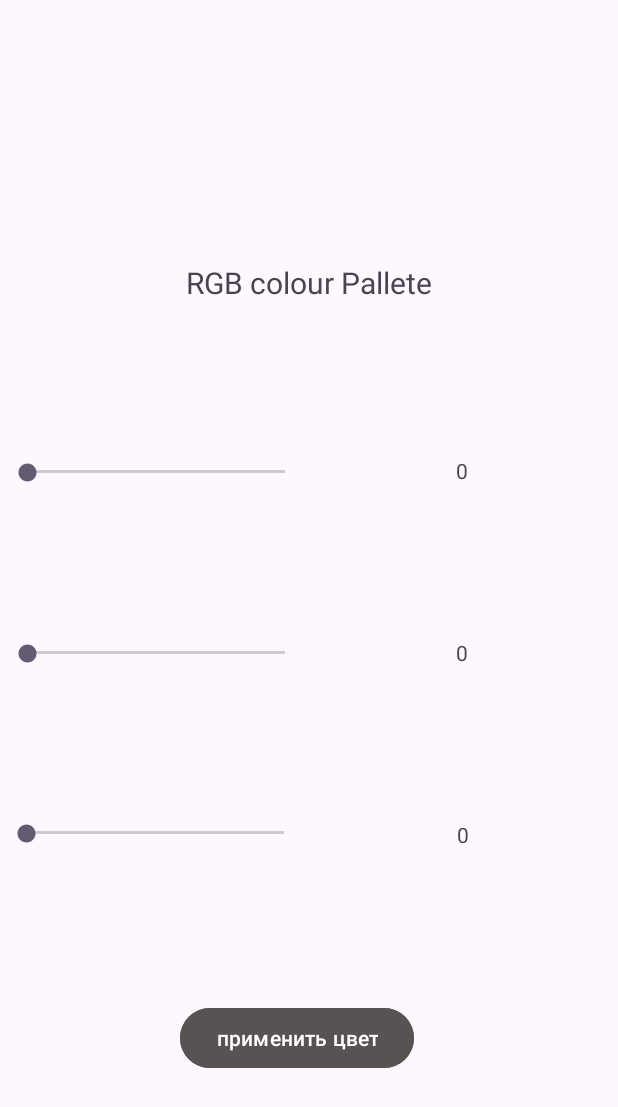
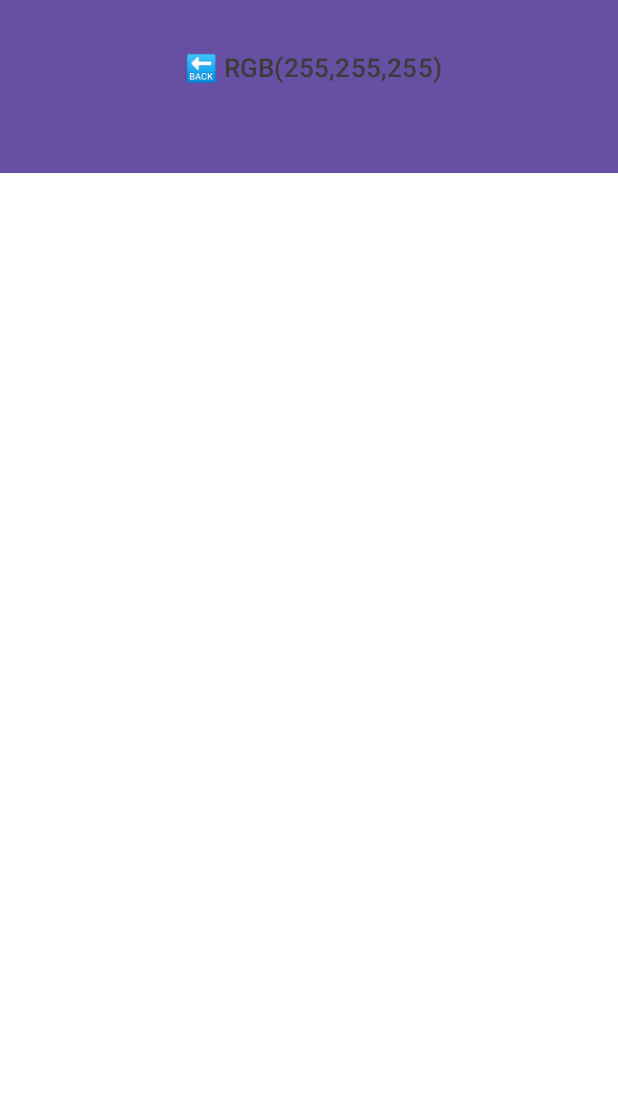
Before and after one commit to Sky-wrc/itschool-homeworkX-projectY1, an Android app: the screen it shows after launch (MainActivity before the commit, ColorActivity after it), after a tap on "применить цвет", on a phone screen of 412 x 824 dp. Shown: the top 1107 px of the screen. Run offline under Robolectric (Android 15) with nearby library versions, the phone set to English and light mode, and no system bars.

Commit message:
тест комит - бэк проекта из мёртвых

```diff
--- a/app/src/main/AndroidManifest.xml
+++ b/app/src/main/AndroidManifest.xml
@@ -12,6 +12,9 @@
         android:supportsRtl="true"
         android:theme="@style/Theme.RgbPalitra">
         <activity
+            android:name=".ColorActivity"
+            android:exported="false" />
+        <activity
             android:name=".MainActivity"
             android:exported="true">
             <intent-filter>
--- /dev/null
+++ b/app/src/main/java/com/example/rgb_palitra/ColorActivity.java
@@ -0,0 +1,52 @@
+package com.example.rgb_palitra;
+
+import java.lang.Object;
+import java.lang.Comparable;
+import java.lang.Enum;
+import android.os.Bundle;
+import android.graphics.Color;
+import android.widget.Button;
+import android.widget.FrameLayout;
+import android.view.View;
+import android.content.Intent;
+
+
+import androidx.activity.EdgeToEdge;
+import androidx.appcompat.app.AppCompatActivity;
+import androidx.core.graphics.Insets;
+import androidx.core.view.ViewCompat;
+import androidx.core.view.WindowInsetsCompat;
+
+public class ColorActivity extends AppCompatActivity {
+
+    FrameLayout color;
+    Button button;
+
+    @Override
+    protected void onCreate(Bundle savedInstanceState) {
+        super.onCreate(savedInstanceState);
+        EdgeToEdge.enable(this);
+        setContentView(R.layout.activity_color);
+
+        Button button = findViewById(R.id.button4);
+        FrameLayout colour = findViewById(R.id.layout);
+
+
+
+        Intent intent = getIntent();
+        int red = intent.getIntExtra("KEY_INT1", 0);
+        int green = intent.getIntExtra("KEY_INT2", 255);
+        int blue = intent.getIntExtra("KEY_INT3", 255);
+        button.setText(" \uD83D\uDD19 "+"RGB("+String.valueOf(red)+","+String.valueOf(green)+","+String.valueOf(blue)+")");
+
+        //button.setBackgroundColor(Color.GREEN);
+        colour.setBackgroundColor(Color.rgb(red, green, blue));
+
+        button.setOnClickListener(new View.OnClickListener() {
+            @Override
+            public void onClick(View v) {
+                finish();
+            }
+        });
+    }
+}
--- a/app/src/main/java/com/example/rgb_palitra/MainActivity.java
+++ b/app/src/main/java/com/example/rgb_palitra/MainActivity.java
@@ -1,5 +1,6 @@
 package com.example.rgb_palitra;
 
+import android.graphics.Color;
 import android.os.Bundle;
 import android.widget.TextView;
 import android.widget.SeekBar;
@@ -31,13 +32,19 @@ public class MainActivity extends AppCompatActivity {
 
         redBar = findViewById(R.id.seekBar11);
         redBar.setMax(255);
+        redBar.setProgress(255);
         greenBar = findViewById(R.id.seekBar8);
         greenBar.setMax(255);
+        greenBar.setProgress(255);
         blueBar = findViewById(R.id.seekBar2);
         blueBar.setMax(255);
+        blueBar.setProgress(255);
         red = findViewById(R.id.textView8);
+        red.setTextColor(Color.RED);
         green = findViewById(R.id.textView7);
+        green.setTextColor(Color.GREEN);
         blue = findViewById(R.id.textView6);
+        blue.setTextColor(Color.BLUE);
 
 
         layoutChange = findViewById(R.id.button);
@@ -47,6 +54,9 @@ public class MainActivity extends AppCompatActivity {
             @Override
             public void onClick(View v) {
                 Intent intent = new Intent(MainActivity.this, ColorActivity.class);
+                intent.putExtra("KEY_INT1", redBar.getProgress());
+                intent.putExtra("KEY_INT2", greenBar.getProgress());
+                intent.putExtra("KEY_INT3", blueBar.getProgress());
                 startActivity(intent);
             }
         });
@@ -58,6 +68,7 @@ public class MainActivity extends AppCompatActivity {
             @Override
             public void onProgressChanged(SeekBar seekBar, int progress, boolean fromUser) {
                 red.setText(String.valueOf(progress));
+                red.setTextColor(Color.rgb(progress, 0, 0));
             }
             @Override
             public void onStartTrackingTouch(SeekBar seekBar) {
@@ -71,6 +82,7 @@ public class MainActivity extends AppCompatActivity {
             @Override
             public void onProgressChanged(SeekBar seekBar, int progress, boolean fromUser) {
                 green.setText(String.valueOf(progress));
+                green.setTextColor(Color.rgb(0, progress, 0));
             }
             @Override
             public void onStartTrackingTouch(SeekBar seekBar) {
@@ -84,6 +96,7 @@ public class MainActivity extends AppCompatActivity {
             @Override
             public void onProgressChanged(SeekBar seekBar, int progress, boolean fromUser) {
                 blue.setText(String.valueOf(progress));
+                blue.setTextColor(Color.rgb(0, 0, progress));
             }
             @Override
             public void onStartTrackingTouch(SeekBar seekBar) {
--- /dev/null
+++ b/app/src/main/res/layout/activity_color.xml
@@ -0,0 +1,30 @@
+<?xml version="1.0" encoding="utf-8"?>
+<androidx.constraintlayout.widget.ConstraintLayout xmlns:android="http://schemas.android.com/apk/res/android"
+    xmlns:android2="schemas.android.com"
+    xmlns:app="http://schemas.android.com/apk/res-auto"
+    xmlns:tools="http://schemas.android.com/tools"
+    android:id="@+id/main"
+    android:layout_width="match_parent"
+    android:layout_height="match_parent"
+    tools:context=".ColorActivity">
+
+    <FrameLayout
+        android:id="@+id/layout"
+        android:layout_width="789dp"
+        android:layout_height="885dp"
+        android:background="@color/white"
+        android:orientation="vertical"
+        app:layout_constraintBottom_toBottomOf="parent"
+        app:layout_constraintEnd_toEndOf="parent"
+        app:layout_constraintStart_toStartOf="parent"
+        app:layout_constraintTop_toTopOf="parent">
+
+        <Button
+            android:id="@+id/button4"
+            android:layout_width="match_parent"
+            android:layout_height="149dp"
+            android:text="Button"
+            android:textSize="17sp"
+            android:textColor="@color/almoastblack"/>
+    </FrameLayout>
+</androidx.constraintlayout.widget.ConstraintLayout>
--- a/app/src/main/res/layout/activity_main.xml
+++ b/app/src/main/res/layout/activity_main.xml
@@ -8,19 +8,6 @@
     tools:context=".MainActivity"
     tools:layout_editor_absoluteX="0dp"
     tools:layout_editor_absoluteY="12dp">
-
-    <TextView
-        android:id="@+id/textView7"
-        android:layout_width="204dp"
-        android:layout_height="wrap_content"
-        android:gravity="center"
-        android:text="TextView"
-
-        app:layout_constraintBottom_toTopOf="@+id/textView6"
-        app:layout_constraintEnd_toEndOf="parent"
-        app:layout_constraintHorizontal_bias="0.5"
-        app:layout_constraintStart_toEndOf="@+id/seekBar8"
-        app:layout_constraintTop_toBottomOf="@+id/textView8" />
 
     <SeekBar
         android:id="@+id/seekBar8"
@@ -57,11 +44,26 @@
         app:layout_constraintTop_toBottomOf="@+id/textView" />
 
     <TextView
+        android:id="@+id/textView7"
+        android:layout_width="204dp"
+        android:layout_height="wrap_content"
+        android:gravity="center"
+        android:text="TextView"
+        android:textSize="16sp"
+        app:layout_constraintBottom_toTopOf="@+id/textView6"
+        app:layout_constraintEnd_toEndOf="parent"
+        app:layout_constraintHorizontal_bias="0.5"
+        app:layout_constraintStart_toEndOf="@+id/seekBar8"
+        app:layout_constraintTop_toBottomOf="@+id/textView8" />
+
+
+    <TextView
         android:id="@+id/textView6"
         android:layout_width="204dp"
         android:layout_height="wrap_content"
         android:gravity="center"
         android:text="TextView"
+        android:textSize="16sp"
         app:layout_constraintBottom_toTopOf="@+id/button"
         app:layout_constraintEnd_toEndOf="parent"
         app:layout_constraintHorizontal_bias="0.5"
@@ -74,6 +76,7 @@
         android:layout_height="wrap_content"
         android:gravity="center"
         android:text="TextView"
+        android:textSize="16sp"
         app:layout_constraintBottom_toTopOf="@+id/textView7"
         app:layout_constraintEnd_toEndOf="parent"
         app:layout_constraintHorizontal_bias="0.5"
--- a/app/src/main/res/values/colors.xml
+++ b/app/src/main/res/values/colors.xml
@@ -2,5 +2,6 @@
 <resources>
     <color name="grey">#595252</color>
     <color name="black">#FF000000</color>
+    <color name="almoastblack">#3C3C3C</color>
     <color name="white">#FFFFFFFF</color>
 </resources>
```
Also changed, not shown: app/src/main/res/drawable/ic_launcher_foreground.xml (added, +30 -0 lines), 2 other files.
